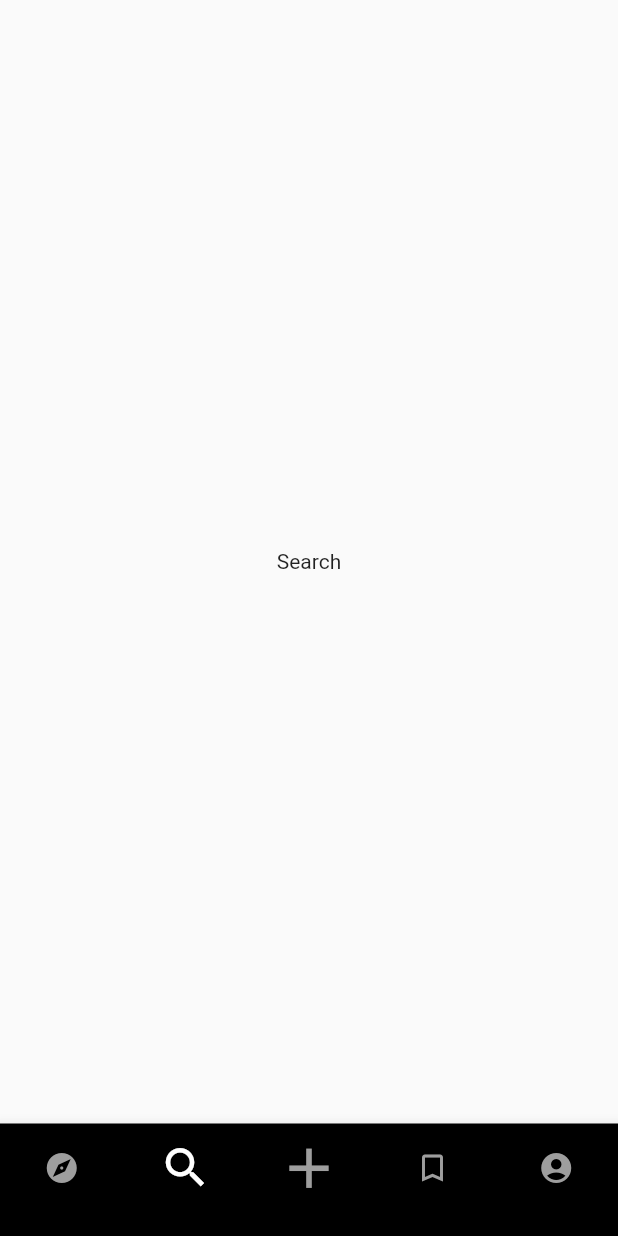
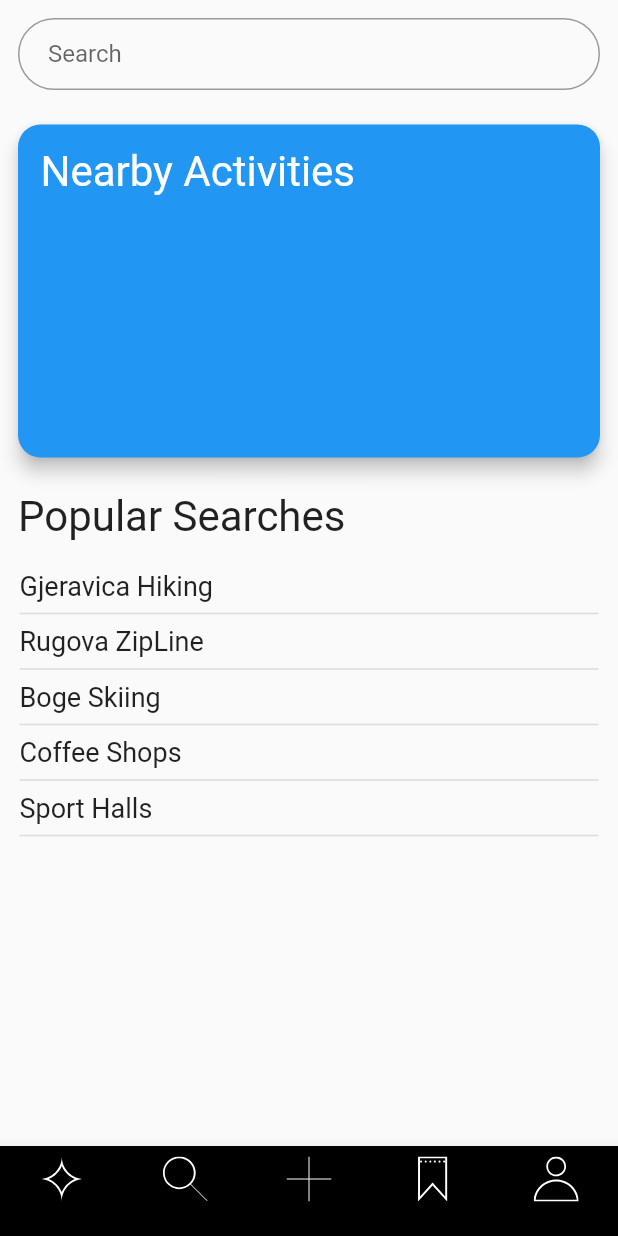
Before and after one commit to Flokart/making_memories_kosova_app, a Flutter app: the screen it shows after launch, item 2 of the bottom bar chosen, on a phone screen of 412 x 824 dp. Run offline on Flutter 3.47's test engine with Material 2 defaults, Android fonts, the phone set to English and light mode, and no system bars; our stand-ins replace flutter_svg, flutter_swiper; network calls fail.

Commit message:
Updated Icons and SearchScreen

```diff
--- a/lib/navigation/bottom_navigation_bar.dart
+++ b/lib/navigation/bottom_navigation_bar.dart
@@ -1,4 +1,5 @@
 import 'package:flutter/material.dart';
+import 'package:flutter_svg/flutter_svg.dart';
 import 'package:mmk/screens/memories_screen.dart';
 import 'package:mmk/screens/search_screen.dart';
 import 'package:provider/provider.dart';
@@ -9,6 +10,31 @@ import 'package:mmk/screens/trips_screen.dart';
 import '../stateManager/bottom_navigation_state.dart';
 
 class MMKBottomNavigationBar extends StatelessWidget {
+  final Widget exploreIcon = SvgPicture.asset(
+    "assets/images/explore.svg",
+    color: Colors.white,
+  );
+
+  final Widget searchIcon = SvgPicture.asset(
+    "assets/images/search.svg",
+    color: Colors.white,
+  );
+
+  final Widget plusIcon = SvgPicture.asset(
+    "assets/images/plus.svg",
+    color: Colors.white,
+  );
+
+  final Widget bookedIcon = SvgPicture.asset(
+    "assets/images/booked.svg",
+    color: Colors.white,
+  );
+
+  final Widget meIcon = SvgPicture.asset(
+    "assets/images/me.svg",
+    color: Colors.white,
+  );
+
   final List<Map<String, Object>> _pages = [
     {
       'page': ExploreScreen(),
@@ -47,50 +73,23 @@ class MMKBottomNavigationBar extends StatelessWidget {
         currentIndex: _selectedPageIndex,
         items: [
           BottomNavigationBarItem(
-            activeIcon: Icon(
-              Icons.explore,
-              size: 35,
-            ),
-            icon: Icon(
-              Icons.explore,
-            ),
+            icon: exploreIcon,
             title: Container(),
           ),
           BottomNavigationBarItem(
-            activeIcon: Icon(
-              Icons.search,
-              size: 35,
-            ),
-            icon: Icon(
-              Icons.search,
-            ),
+            icon: searchIcon,
             title: Container(),
           ),
           BottomNavigationBarItem(
-            icon: Icon(
-              Icons.add,
-              size: 45,
-            ),
+            icon: plusIcon,
             title: Container(),
           ),
           BottomNavigationBarItem(
-            activeIcon: Icon(
-              Icons.bookmark_border,
-              size: 35,
-            ),
-            icon: Icon(
-              Icons.bookmark_border,
-            ),
+            icon: bookedIcon,
             title: Container(),
           ),
           BottomNavigationBarItem(
-            activeIcon: Icon(
-              Icons.account_circle,
-              size: 35,
-            ),
-            icon: Icon(
-              Icons.account_circle,
-            ),
+            icon: meIcon,
             title: Container(),
           ),
         ],
--- a/lib/screens/explore_screen.dart
+++ b/lib/screens/explore_screen.dart
@@ -14,7 +14,7 @@ class ExploreScreen extends StatelessWidget {
           ),
         ],
       ),
-      body: Container(
+      body: SafeArea(
         child: Padding(
           padding: const EdgeInsets.all(8.0),
           child: SingleChildScrollView(
--- a/lib/screens/search_screen.dart
+++ b/lib/screens/search_screen.dart
@@ -3,10 +3,111 @@ import 'package:flutter/material.dart';
 class SearchScreen extends StatelessWidget {
   @override
   Widget build(BuildContext context) {
-    return Container(
-      child: Center(
-        child: Text(
-          'Search',
+    return SafeArea(
+      child: Padding(
+        padding: const EdgeInsets.all(8.0),
+        child: Column(
+          children: [
+            Padding(
+              padding: const EdgeInsets.all(4),
+              child: TextField(
+                decoration: InputDecoration(
+                  hintText: 'Search',
+                  contentPadding:
+                      EdgeInsets.symmetric(horizontal: 20, vertical: 10),
+                  border: OutlineInputBorder(
+                    borderRadius: BorderRadius.circular(25),
+                  ),
+                ),
+              ),
+            ),
+            Padding(
+              padding: const EdgeInsets.symmetric(vertical: 15),
+              child: Container(
+                height: 230,
+                width: double.infinity,
+                child: Card(
+                  child: Padding(
+                    padding: const EdgeInsets.all(15),
+                    child: Text(
+                      'Nearby Activities',
+                      style: TextStyle(fontSize: 28, color: Colors.white),
+                    ),
+                  ),
+                  elevation: 5,
+                  color: Colors.blue,
+                  shape: RoundedRectangleBorder(
+                    borderRadius: BorderRadius.circular(15.0),
+                  ),
+                ),
+              ),
+            ),
+            Padding(
+              padding: const EdgeInsets.all(4),
+              child: Align(
+                alignment: Alignment.centerLeft,
+                child: Text(
+                  'Popular Searches',
+                  style: TextStyle(fontSize: 28),
+                ),
+              ),
+            ),
+            Padding(
+              padding: const EdgeInsets.symmetric(horizontal: 5, vertical: 15),
+              child: Column(
+                crossAxisAlignment: CrossAxisAlignment.start,
+                children: [
+                  GestureDetector(
+                    onTap: () {},
+                    child: Text(
+                      'Gjeravica Hiking',
+                      style: TextStyle(fontSize: 18),
+                    ),
+                  ),
+                  Divider(
+                    thickness: 1,
+                  ),
+                  GestureDetector(
+                    onTap: () {},
+                    child: Text(
+                      'Rugova ZipLine',
+                      style: TextStyle(fontSize: 18),
+                    ),
+                  ),
+                  Divider(
+                    thickness: 1,
+                  ),
+                  Text(
+                    'Boge Skiing',
+                    style: TextStyle(fontSize: 18),
+                  ),
+                  Divider(
+                    thickness: 1,
+                  ),
+                  GestureDetector(
+                    onTap: () {},
+                    child: Text(
+                      'Coffee Shops',
+                      style: TextStyle(fontSize: 18),
+                    ),
+                  ),
+                  Divider(
+                    thickness: 1,
+                  ),
+                  GestureDetector(
+                    onTap: () {},
+                    child: Text(
+                      'Sport Halls',
+                      style: TextStyle(fontSize: 18),
+                    ),
+                  ),
+                  Divider(
+                    thickness: 1,
+                  ),
+                ],
+              ),
+            )
+          ],
         ),
       ),
     );
--- a/pubspec.yaml
+++ b/pubspec.yaml
@@ -45,6 +45,9 @@ dev_dependencies:
 # The following section is specific to Flutter.
 flutter:
 
+  assets:
+     - assets/images/
+
   # The following line ensures that the Material Icons font is
   # included with your application, so that you can use the icons in
   # the material Icons class.
```
Also changed, not shown: lib/screens/tripsPage/booked_page.dart (renamed from lib/screens/tripsPage/trips_page.dart, +10 -4 lines), lib/screens/tripsPage/saved_page.dart (+45 -8 lines), lib/screens/trips_screen.dart (+4 -4 lines), assets/images/booked.svg (added), assets/images/explore.svg (added), assets/images/me.svg (added), assets/images/plus.svg (added), assets/images/search.svg (added), pubspec.lock.
